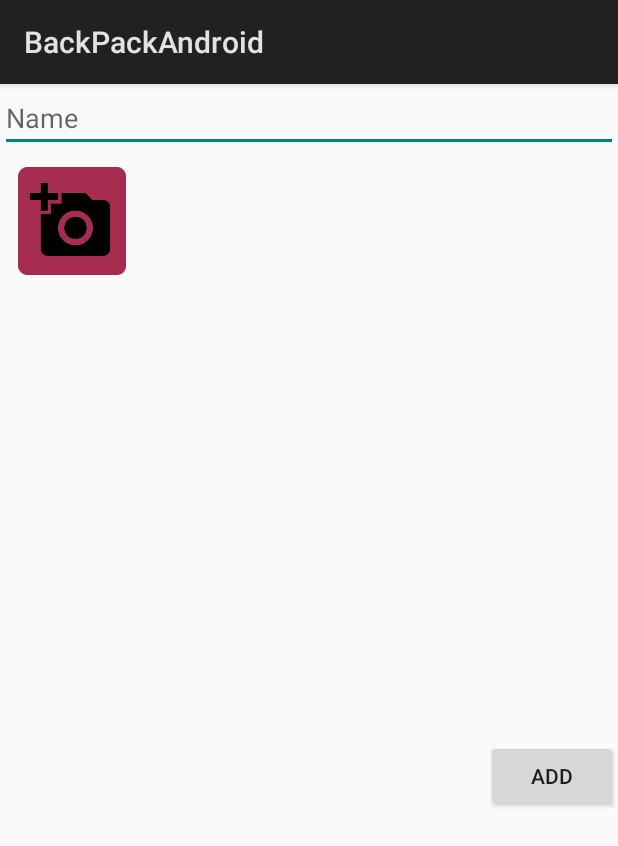
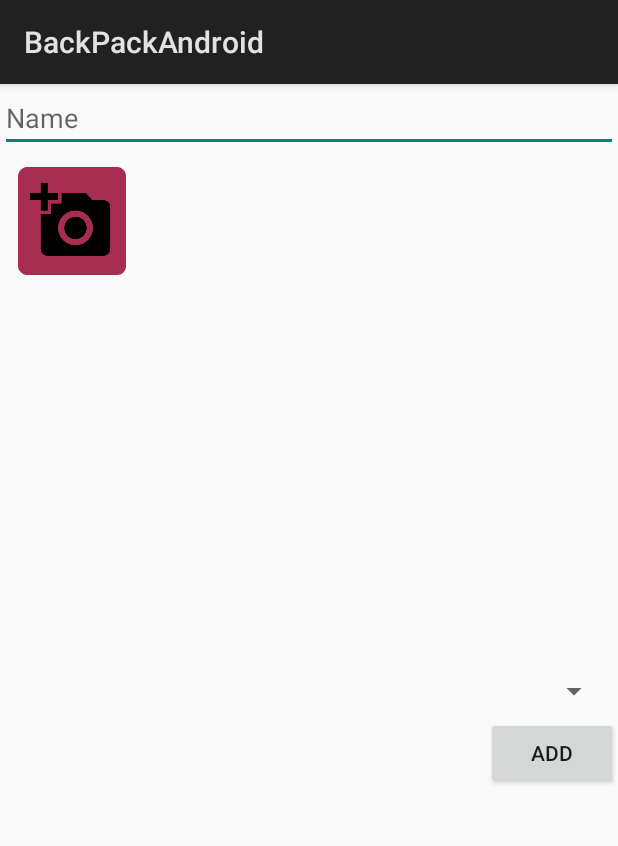
Before and after one commit to Lluyssen/BackPackAndroid, an Android app: the layout add_point.xml on its own in the app's theme, with its tools: preview values and no code run, on a phone screen of 412 x 824 dp. Shown: the top 846 px of the screen. Run offline under Robolectric (Android 15) with nearby library versions, the phone set to English and light mode, and no system bars; network calls fail.

Commit message:
Possible to select type of point

```diff
--- a/app/src/main/java/app/backpackandroid/HttpRequest.java
+++ b/app/src/main/java/app/backpackandroid/HttpRequest.java
@@ -261,12 +261,13 @@ public class HttpRequest {
                 String lats = jsonobject.getString("lat");
                 String longs = jsonobject.getString("long");
                 String createur = jsonobject.getString("userName");
+                String type = jsonobject.getString("type");
 
                 double longitude = Double.parseDouble(longs);
                 double lat = Double.parseDouble(lats);
                 //System.out.println("ID POINT = " + jsonobject.getString("id"));
                 LatLng pos = new LatLng(lat,longitude);
-                MarkerOptions marker = new MarkerOptions().position(pos).title(name).snippet("Created by: " + createur);
+                MarkerOptions marker = new MarkerOptions().position(pos).title(name).snippet("Created by: " + createur + "\nType: " + type);
                 mMap.addMarker(marker);
             } catch (JSONException e) {
                 e.printStackTrace();
@@ -295,13 +296,14 @@ public class HttpRequest {
         Get(url, headers, listener);
     }
 
-    public void PostPois(String name, String desc, double latitude, double longitude, String token)
+    public void PostPois(String name, String desc, double latitude, double longitude, String type, String token)
     {
         Map<String,String> point = new HashMap<String, String>();
         point.put("name", name);
         point.put("description", desc);
         point.put("lat", Double.toString(latitude));
         point.put("long", Double.toString(longitude));
+        point.put("type", type);
 
         System.out.println("POST Lat = " + latitude);
         System.out.println("POST Long = " + longitude);
--- a/app/src/main/res/layout/add_point.xml
+++ b/app/src/main/res/layout/add_point.xml
@@ -25,7 +25,7 @@
 
     <HorizontalScrollView xmlns:android="http://schemas.android.com/apk/res/android"
         android:layout_width="match_parent"
-        android:layout_height="300dp"
+        android:layout_height="250dp"
         android:id="@+id/scrollViewPicture"
         android:padding="0dp"
         android:layout_margin="0dp"
@@ -42,12 +42,21 @@
 
     </HorizontalScrollView>
 
+    <Spinner
+        android:layout_width="match_parent"
+        android:layout_height="wrap_content"
+        android:id="@+id/typeSpinner"
+        android:layout_below="@+id/scrollViewPicture"
+        android:padding="10dp"
+        android:layout_margin="5dp"
+        />
+
     <Button
         android:id="@+id/addBtn"
         android:layout_width="wrap_content"
         android:layout_height="wrap_content"
         android:text="Add"
-        android:layout_below="@id/scrollViewPicture"
+        android:layout_below="@+id/typeSpinner"
         android:layout_alignParentRight="true"/>
 
 </RelativeLayout>
```
Also changed, not shown: app/src/main/java/app/backpackandroid/MapsActivity.java (+25 -2 lines).
